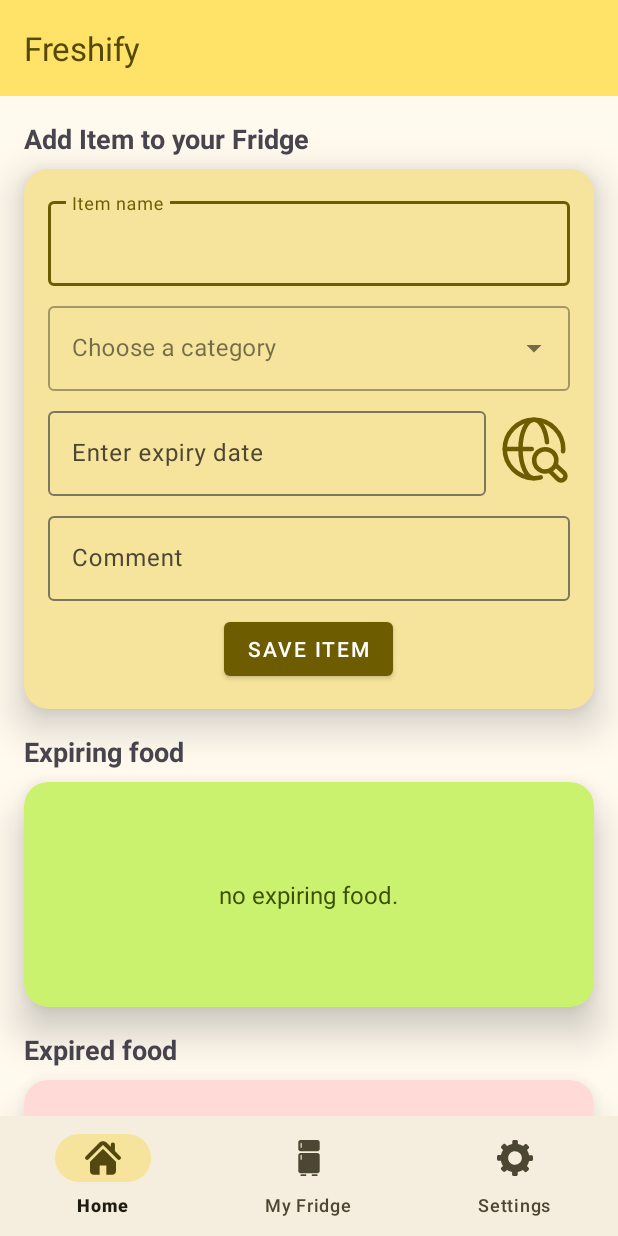
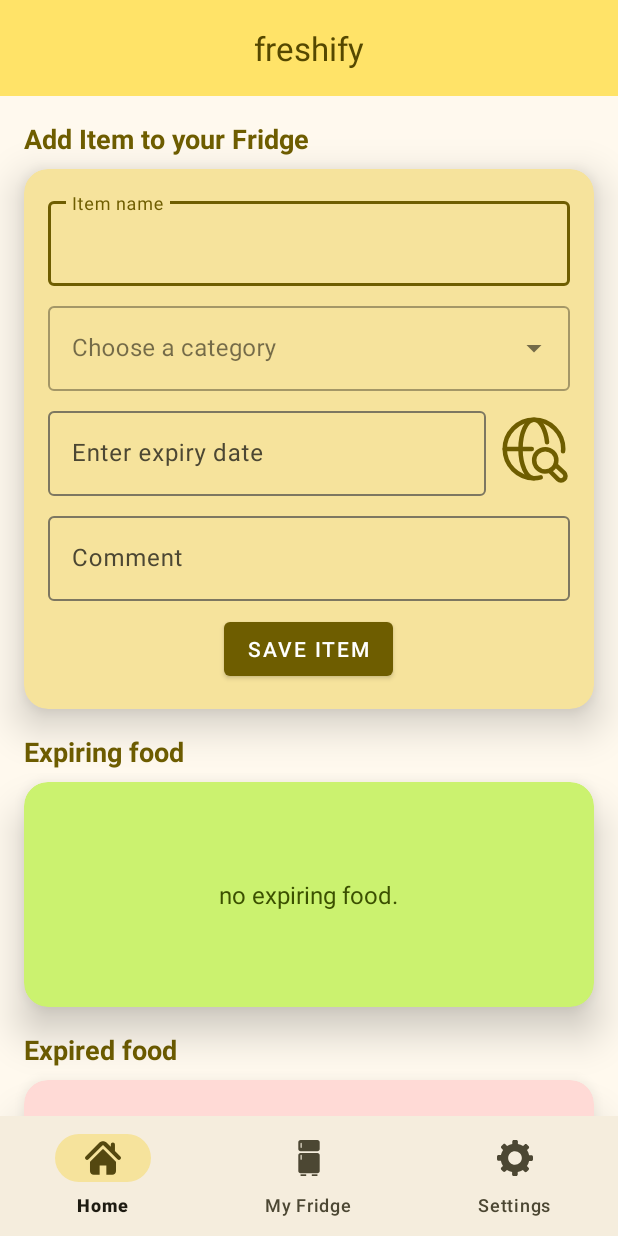
Before and after one commit to alxmtzr/Freshify, an Android app: the screen it shows after launch (MainActivity), on a phone screen of 412 x 824 dp. Run offline under Robolectric (Android 15) with nearby library versions, the phone set to English and light mode, and no system bars.

Commit message:
adjusted toolbar title

```diff
--- a/app/src/main/res/layout/activity_main.xml
+++ b/app/src/main/res/layout/activity_main.xml
@@ -18,7 +18,8 @@
         app:layout_constraintEnd_toEndOf="parent"
         app:layout_constraintStart_toStartOf="parent"
         app:layout_constraintTop_toTopOf="parent"
-        app:title="@string/app_name"
+        app:title="@string/freshify"
+        app:titleCentered="true"
         app:titleTextColor="@color/md_theme_onPrimaryContainer" />
 
     <!-- Fragment Container -->
--- a/app/src/main/res/layout/fragment_home.xml
+++ b/app/src/main/res/layout/fragment_home.xml
@@ -20,6 +20,7 @@
                 android:layout_width="wrap_content"
                 android:layout_height="wrap_content"
                 android:text="@string/add_item_to_your_fridge"
+                android:textColor="@color/md_theme_primary"
                 android:layout_marginStart="16dp"
                 android:layout_marginTop="16dp"
                 android:textSize="18sp"
@@ -160,6 +161,7 @@
                 android:layout_marginTop="16dp"
                 android:layout_marginStart="16dp"
                 android:text="@string/expiring_food"
+                android:textColor="@color/md_theme_primary"
                 android:textSize="18sp"
                 android:textStyle="bold"
                 app:layout_constraintBottom_toTopOf="@id/expiringCardView"
@@ -206,6 +208,7 @@
                 android:layout_marginTop="16dp"
                 android:layout_marginStart="16dp"
                 android:text="@string/expired_food"
+                android:textColor="@color/md_theme_primary"
                 android:textSize="18sp"
                 android:textStyle="bold"
                 app:layout_constraintTop_toBottomOf="@id/expiringCardView"
--- a/app/src/main/res/values/strings.xml
+++ b/app/src/main/res/values/strings.xml
@@ -13,4 +13,5 @@
     <string name="item_name">Item name</string>
     <string name="comment">Comment</string>
     <string name="save_item">Save item</string>
+    <string name="freshify" translatable="false">freshify</string>
 </resources>
```
